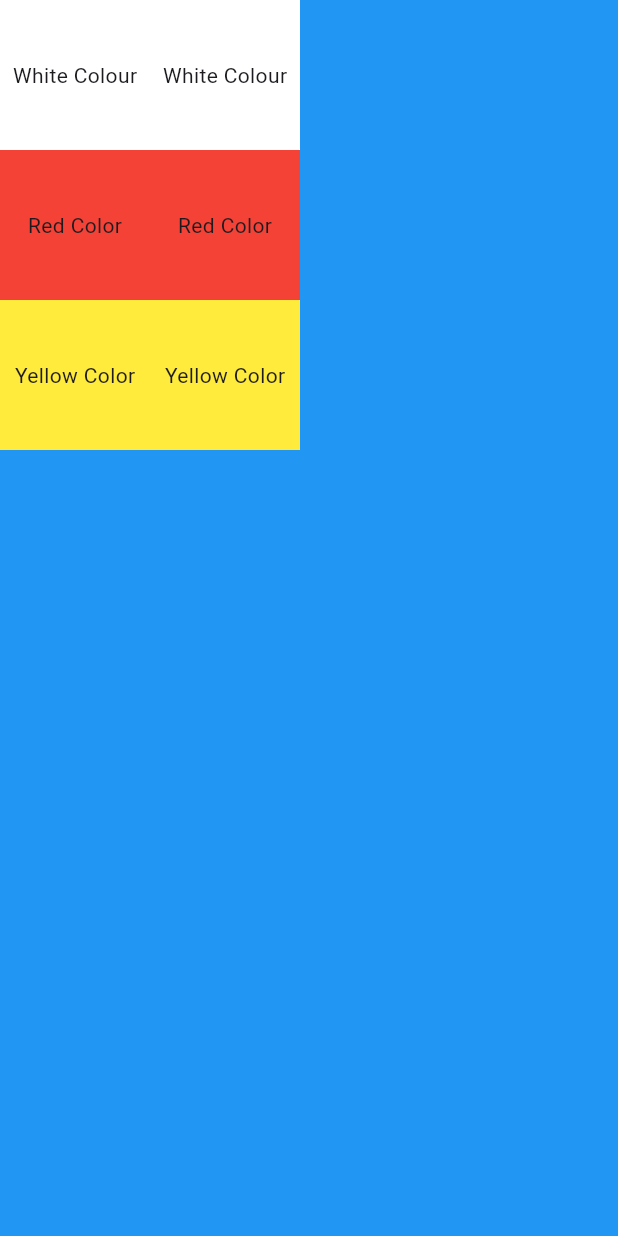
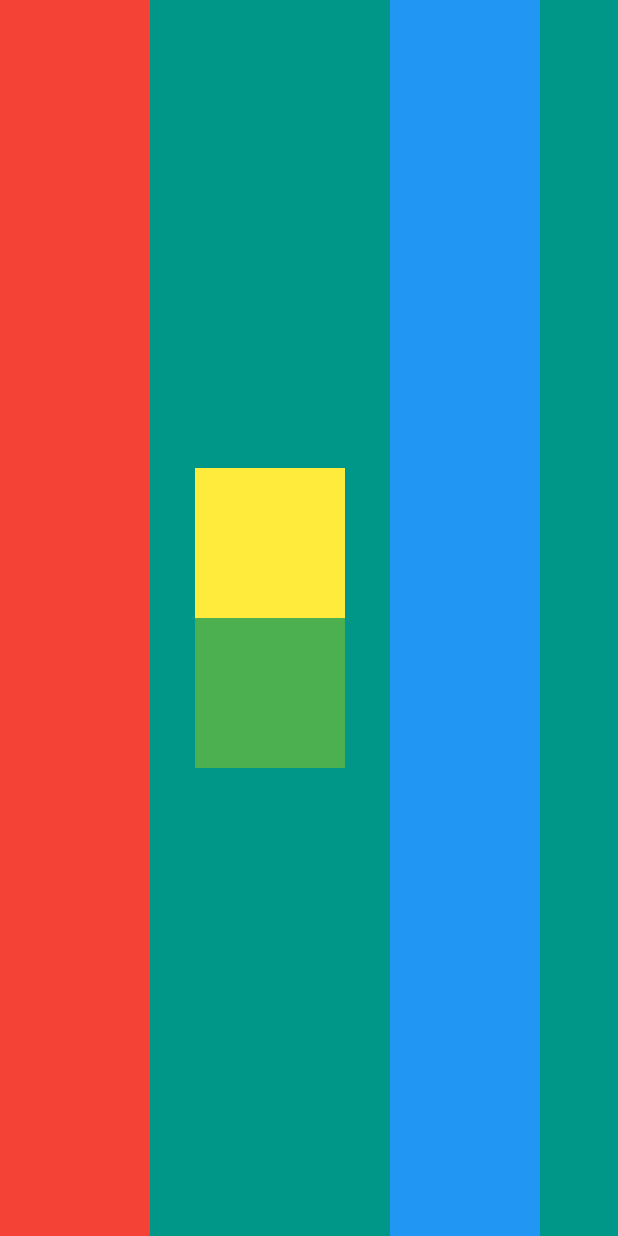
Before and after one commit to TechWithKen/Relearn, a Flutter app: the screen it shows after launch, on a phone screen of 412 x 824 dp. Run offline on Flutter 3.47's test engine with Material 3 defaults, Android fonts, the phone set to English and light mode, and no system bars.

Commit message:
worked on the flutter development challenge

```diff
--- a/relearning/lib/main.dart
+++ b/relearning/lib/main.dart
@@ -11,56 +11,25 @@ class MyCardApp extends StatelessWidget {
   Widget build(BuildContext context) {
     return MaterialApp(
       home: Scaffold(
-        backgroundColor: Colors.blue,
+        backgroundColor: Colors.teal,
         body: SafeArea(
-          child: Row(
-            children: [
-              Column(
-                children: [
-                  Container(
-                    width: 100.0,
-                    height: 100.0,
-                    color: Colors.white,
-                    child: Center(child: Text("White Colour")),
-                  ),
-                  Container(
-                    width: 100.0,
-                    height: 100.0,
-                    color: Colors.red,
-                    child: Center(child: Text("Red Color")),
-                  ),
-                  Container(
-                    width: 100.0,
-                    height: 100.0,
-                    color: Colors.yellow,
-                    child: Center(child: Text("Yellow Color")),
-                  ),
-                ],
-              ),
-              Column(
-                children: [
-                  Container(
-                    width: 100.0,
-                    height: 100.0,
-                    color: Colors.white,
-                    child: Center(child: Text("White Colour")),
-                  ),
-                  Container(
-                    width: 100.0,
-                    height: 100.0,
-                    color: Colors.red,
-                    child: Center(child: Text("Red Color")),
-                  ),
-                  Container(
-                    width: 100.0,
-                    height: 100.0,
-                    color: Colors.yellow,
-                    child: Center(child: Text("Yellow Color")),
-                  ),
-                ],
-              ),
-            ],
-          ),
+          child: Row(children: [
+            Container(width: 100.0, color: Colors.red),
+            SizedBox(
+              width: 30.0,
+            ),
+            Column(
+              mainAxisSize: MainAxisSize.min,
+              children: [
+                Container(width: 100.0, height: 100.0, color: Colors.yellow),
+                Container(width: 100.0, height: 100.0, color: Colors.green),
+              ],
+            ),
+            SizedBox(
+              width: 30.0,
+            ),
+            Container(width: 100.0, color: Colors.blue),
+          ]),
         ),
       ),
     );
```
